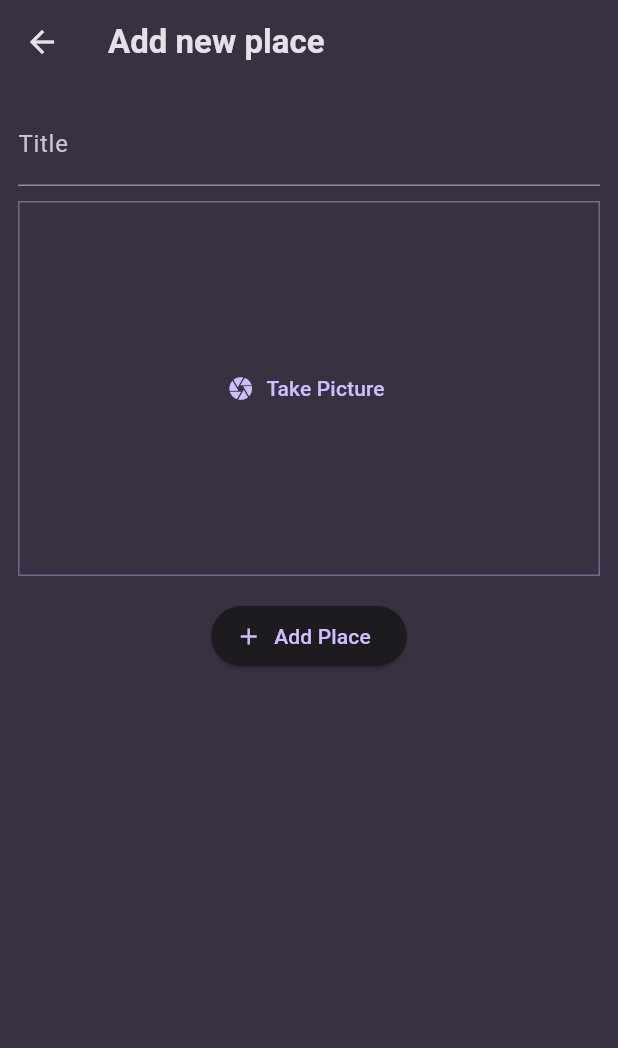
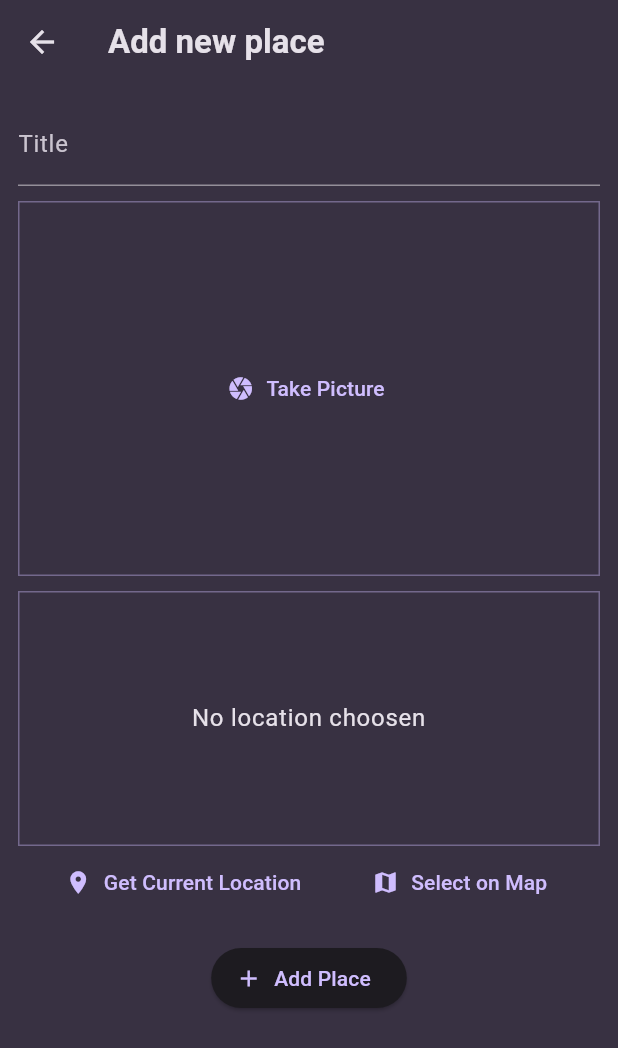
Before and after one commit to Eka051/favorite_places_app, a Flutter app: the AddPlaceScreen screen opened directly, on a phone screen of 412 x 824 dp. Shown: the top 1048 px of the screen. Run offline on Flutter 3.47's test engine with Material 3 defaults, Android fonts, the phone set to English and light mode, and no system bars; our stand-ins replace flutter_riverpod, google_fonts, image_picker.

Commit message:
feat: integrate location input widget into add place screen

```diff
--- a/lib/screens/add_place.dart
+++ b/lib/screens/add_place.dart
@@ -2,6 +2,7 @@ import 'dart:io';
 
 import 'package:favorite_places_app/providers/user_place.dart';
 import 'package:favorite_places_app/widgets/image_input.dart';
+import 'package:favorite_places_app/widgets/location_input.dart';
 import 'package:flutter/material.dart';
 import 'package:flutter_riverpod/flutter_riverpod.dart';
 
@@ -63,6 +64,12 @@ class _AddPlaceScreenState extends ConsumerState<AddPlaceScreen> {
                 _selectedImage = image;
               },
             ),
+            const SizedBox(
+              height: 10,
+            ),
+            LocationInput(
+              key: ValueKey(context),
+            ),
             const SizedBox(height: 16),
             ElevatedButton.icon(
               onPressed: _savePlace,
--- a/lib/widgets/location_input.dart
+++ b/lib/widgets/location_input.dart
@@ -10,12 +10,28 @@ class LocationInput extends StatefulWidget {
 }
 
 class _LocationInputState extends State<LocationInput> {
-
   @override
   Widget build(BuildContext context) {
     return Column(
       children: [
-        Container(),
+        Container(
+          height: 170,
+          width: double.infinity,
+          alignment: Alignment.center,
+          decoration: BoxDecoration(
+            border: Border.all(
+              width: 1,
+              color: Theme.of(context).colorScheme.primary.withAlpha(100),
+            ),
+          ),
+          child: Text(
+            'No location choosen',
+            textAlign: TextAlign.center,
+            style: Theme.of(context).textTheme.bodyLarge!.copyWith(
+                  color: Theme.of(context).colorScheme.onSurface,
+                ),
+          ),
+        ),
         Row(
           mainAxisAlignment: MainAxisAlignment.spaceEvenly,
           children: [
@@ -23,7 +39,7 @@ class _LocationInputState extends State<LocationInput> {
               icon: Icon(Icons.location_on),
               label: const Text('Get Current Location'),
               onPressed: () {},
-              ),
+            ),
             TextButton.icon(
               icon: Icon(Icons.map),
               label: Text('Select on Map'),
```
Also changed, not shown: lib/widgets/image_input.dart (+5 -3 lines).
